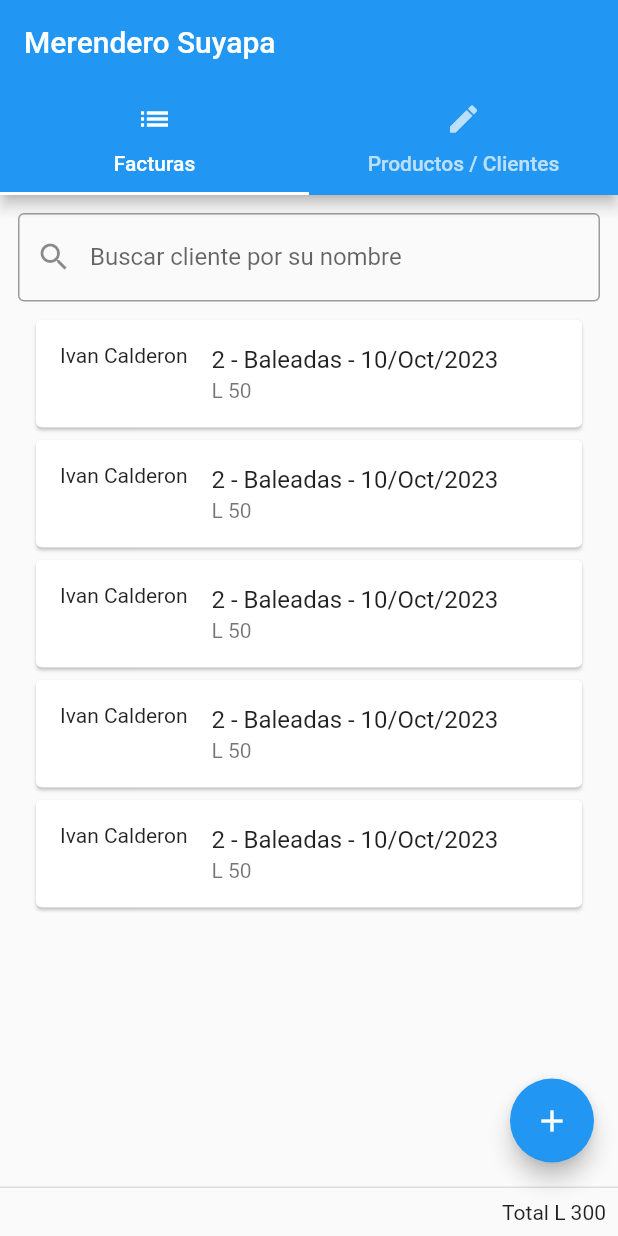
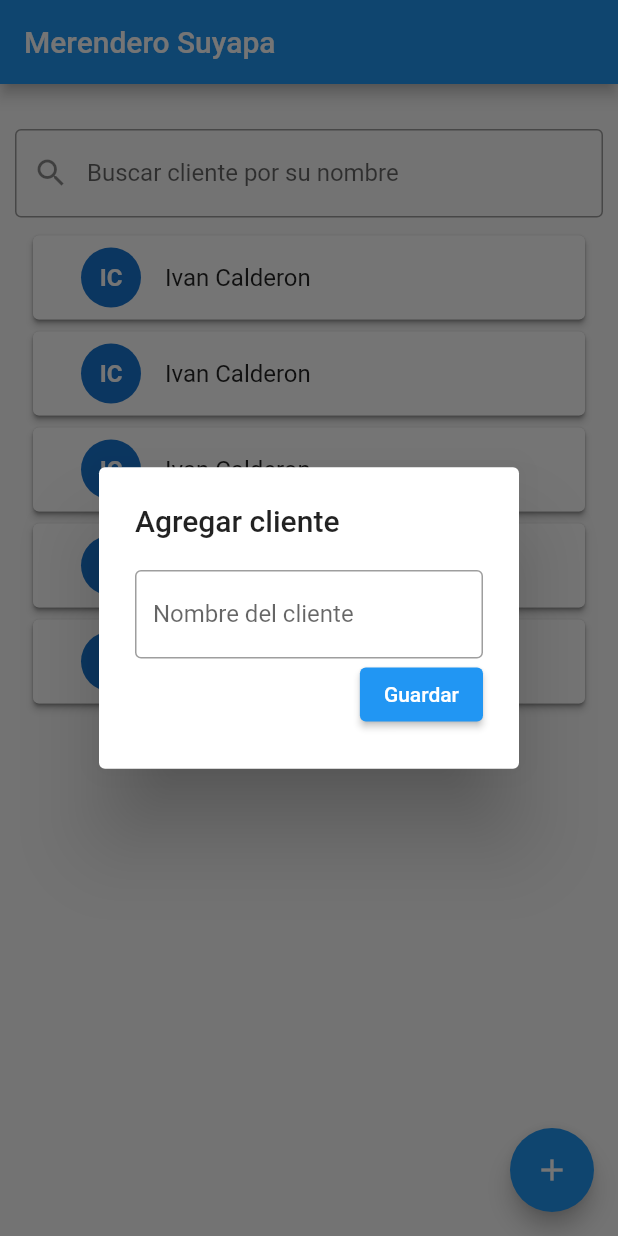
Before and after one commit to MendezOscar/merendero_suyapa, a Flutter app: the screen it shows after launch, after a tap on the "add" icon, on a phone screen of 412 x 824 dp. Run offline on Flutter 3.47's test engine with Material 2 defaults, Android fonts, the phone set to English and light mode, and no system bars.

Commit message:
terminando vists de clientes y  facturas

```diff
--- a/lib/main.dart
+++ b/lib/main.dart
@@ -20,6 +20,8 @@ class MyApp extends StatelessWidget {
   }
 }
 
+//--- DESDE AQUI MIGRAR
+
 class Home extends StatelessWidget {
   const Home({super.key});
 
@@ -30,41 +32,27 @@ class Home extends StatelessWidget {
       length: 2,
       child: Scaffold(
         appBar: AppBar(
-          bottom: const TabBar(
-            tabs: [
-              Tab(
-                icon: Icon(Icons.list),
-                text: 'Facturas',
-              ),
-              Tab(
-                icon: Icon(Icons.edit),
-                text: 'Productos / Clientes',
-              ),
-            ],
-          ),
           title: const Text('Merendero Suyapa'),
         ),
-        body: const TabBarView(
-          children: [
-            Invoices(),
-            ProductsClients(),
-          ],
-        ),
+        body: const Clients(),
       ),
     ));
   }
 }
 
-class Invoices extends StatelessWidget {
-  const Invoices({super.key});
+class Clients extends StatelessWidget {
+  const Clients({super.key});
 
   @override
   Widget build(BuildContext context) {
     return Scaffold(
         body: Padding(
-          padding: const EdgeInsets.all(12.0),
+          padding: const EdgeInsets.all(10),
           child: SingleChildScrollView(
             child: Column(children: [
+              const SizedBox(
+                height: 20,
+              ),
               const TextField(
                 decoration: InputDecoration(
                   prefixIcon: Icon(Icons.search),
@@ -77,37 +65,135 @@ class Invoices extends StatelessWidget {
                   padding: const EdgeInsets.all(8),
                   itemCount: 5,
                   itemBuilder: (BuildContext context, int index) {
-                    return const Card(
-                      child: ListTile(
-                        leading: Text('Ivan Calderon'),
-                        title: Text('2 - Baleadas - 10/Oct/2023'),
-                        subtitle: Text('L 50'),
+                    return Card(
+                      child: ElevatedButton(
+                        style: ElevatedButton.styleFrom(
+                            backgroundColor: Colors.white,
+                            foregroundColor: Colors.blue),
+                        onPressed: () {
+                          Navigator.of(context).push(MaterialPageRoute(
+                              builder: (context) => const Invoices(
+                                    client: 'Ivan Calderon',
+                                  )));
+                        },
+                        child: const ListTile(
+                          leading: CircleAvatar(
+                            child: Text(
+                              'IC',
+                              style: TextStyle(fontWeight: FontWeight.bold),
+                            ),
+                          ),
+                          title: Text('Ivan Calderon'),
+                        ),
                       ),
                     );
                   })
             ]),
           ),
         ),
-        persistentFooterButtons: const [Text('Total ' 'L 300')],
         floatingActionButton: FloatingActionButton(
-          onPressed: () {},
+          onPressed: () {
+            showDialog(
+                context: context,
+                builder: (BuildContext context) {
+                  return AlertDialog(
+                    title: const Text("Agregar cliente"),
+                    content: SizedBox(
+                        height: 110,
+                        child: Column(
+                          mainAxisAlignment: MainAxisAlignment.center,
+                          crossAxisAlignment: CrossAxisAlignment.end,
+                          children: [
+                            const TextField(
+                              decoration: InputDecoration(
+                                border: OutlineInputBorder(),
+                                labelText: 'Nombre del cliente',
+                              ),
+                            ),
+                            ElevatedButton(
+                                onPressed: () {
+                                  Navigator.pop(context);
+                                },
+                                child: const Text('Guardar'))
+                          ],
+                        )),
+                  );
+                });
+          },
           tooltip: 'Increment',
           child: const Icon(Icons.add),
         ));
   }
 }
 
-class ProductsClients extends StatelessWidget {
-  const ProductsClients({super.key});
+class Invoices extends StatelessWidget {
+  final String client;
+  const Invoices({super.key, required this.client});
 
   @override
   Widget build(BuildContext context) {
     return Scaffold(
-        body: Column(children: []),
+        appBar: AppBar(title: Text('Facturas de $client')),
+        body: ListView.builder(
+            shrinkWrap: true,
+            padding: const EdgeInsets.all(8),
+            itemCount: 5,
+            itemBuilder: (BuildContext context, int index) {
+              return Card(
+                child: ElevatedButton(
+                  style: ElevatedButton.styleFrom(
+                      backgroundColor: Colors.white,
+                      foregroundColor: Colors.blue),
+                  onPressed: () {
+                    Navigator.of(context).push(MaterialPageRoute(
+                        builder: (context) => const ViewInvoice()));
+                  },
+                  child: const ListTile(
+                      leading: CircleAvatar(
+                        child: Icon(Icons.format_list_bulleted),
+                      ),
+                      title: Text('17-oct-2023'),
+                      trailing: Text('L. 100')),
+                ),
+              );
+            }),
+        persistentFooterButtons: const [Text('Total L. 500')],
         floatingActionButton: FloatingActionButton(
-          onPressed: () {},
-          tooltip: 'Increment',
+          onPressed: () {
+            Navigator.of(context).push(MaterialPageRoute(
+                builder: (context) => const AddInvoice(
+                      client: 'Ivan Calderon',
+                    )));
+          },
           child: const Icon(Icons.add),
         ));
   }
 }
+
+class AddInvoice extends StatefulWidget {
+  final String client;
+  const AddInvoice({super.key, required this.client});
+
+  @override
+  State<AddInvoice> createState() => _AddInvoiceState();
+}
+
+class _AddInvoiceState extends State<AddInvoice> {
+  @override
+  Widget build(BuildContext context) {
+    return Scaffold(
+      appBar: AppBar(title: Text('Nueva factura de ${widget.client}')),
+    );
+  }
+}
+
+class ViewInvoice extends StatelessWidget {
+  const ViewInvoice({super.key});
+
+  @override
+  Widget build(BuildContext context) {
+    return Scaffold(
+      appBar: AppBar(title: Text('Detalle de factura')),
+    );
+  }
+}
```
